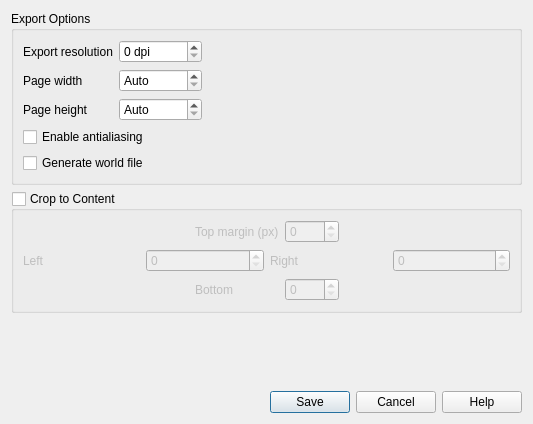
Before: the Qt Designer form src/ui/layout/qgslayoutimageexportoptions.ui in qgis/QGIS, drawn with Qt 5.
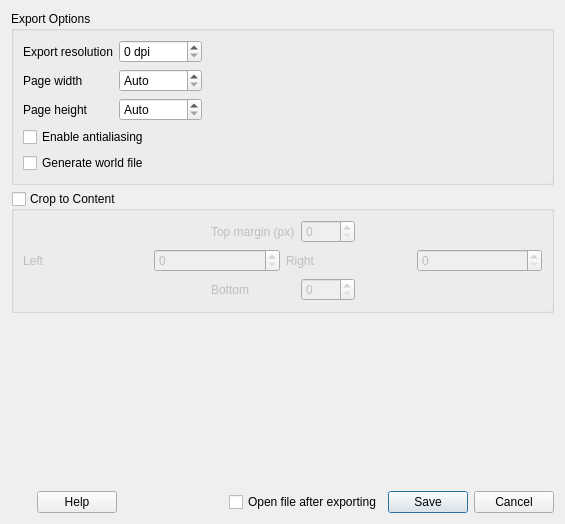
After: the same form once the commit is applied. Custom widgets are drawn as their Qt base class.

```diff
--- a/src/ui/layout/qgslayoutimageexportoptions.ui
+++ b/src/ui/layout/qgslayoutimageexportoptions.ui
@@ -6,8 +6,8 @@
    <rect>
     <x>0</x>
     <y>0</y>
-    <width>533</width>
-    <height>424</height>
+    <width>565</width>
+    <height>524</height>
    </rect>
   </property>
   <property name="windowTitle">
@@ -268,29 +268,63 @@
     </spacer>
    </item>
    <item>
-    <widget class="QDialogButtonBox" name="buttonBox">
-     <property name="orientation">
-      <enum>Qt::Horizontal</enum>
-     </property>
-     <property name="standardButtons">
-      <set>QDialogButtonBox::Cancel|QDialogButtonBox::Help|QDialogButtonBox::Save</set>
-     </property>
-    </widget>
+    <layout class="QHBoxLayout" name="horizontalLayout_2">
+     <item>
+      <widget class="QDialogButtonBox" name="mHelpButtonBox">
+       <property name="orientation">
+        <enum>Qt::Horizontal</enum>
+       </property>
+       <property name="standardButtons">
+        <set>QDialogButtonBox::Help</set>
+       </property>
+      </widget>
+     </item>
+     <item>
+      <spacer name="horizontalSpacer_4">
+       <property name="orientation">
+        <enum>Qt::Horizontal</enum>
+       </property>
+       <property name="sizeHint" stdset="0">
+        <size>
+         <width>40</width>
+         <height>20</height>
+        </size>
+       </property>
+      </spacer>
+     </item>
+     <item>
+      <widget class="QCheckBox" name="mOpenAfterExportingCheckBox">
+       <property name="text">
+        <string>Open file after exporting</string>
+       </property>
+      </widget>
+     </item>
+     <item>
+      <widget class="QDialogButtonBox" name="buttonBox">
+       <property name="orientation">
+        <enum>Qt::Horizontal</enum>
+       </property>
+       <property name="standardButtons">
+        <set>QDialogButtonBox::Cancel|QDialogButtonBox::Save</set>
+       </property>
+      </widget>
+     </item>
+    </layout>
    </item>
   </layout>
  </widget>
  <customwidgets>
+  <customwidget>
+   <class>QgsSpinBox</class>
+   <extends>QSpinBox</extends>
+   <header>qgsspinbox.h</header>
+  </customwidget>
   <customwidget>
    <class>QgsCollapsibleGroupBoxBasic</class>
    <extends>QGroupBox</extends>
    <header>qgscollapsiblegroupbox.h</header>
    <container>1</container>
   </customwidget>
-  <customwidget>
-   <class>QgsSpinBox</class>
-   <extends>QSpinBox</extends>
-   <header>qgsspinbox.h</header>
-  </customwidget>
  </customwidgets>
  <tabstops>
   <tabstop>mResolutionSpinBox</tabstop>
```
Left out of the diff: 108 changed lines with no effect on the pictures.
